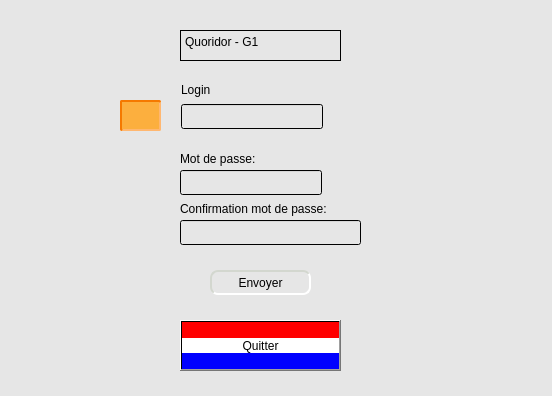
This is mainwindow.ui in wDenGit/Quoridor as Qt 5 draws it before an edit. The edited form follows.
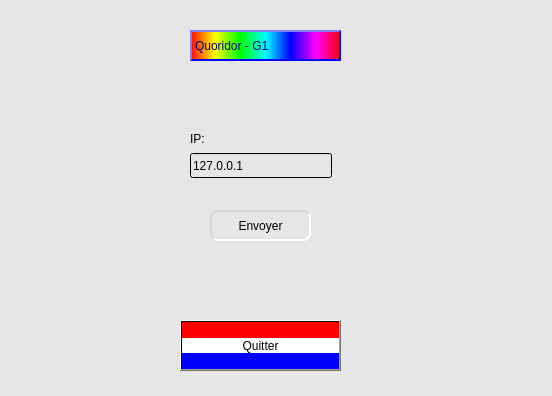
This is the edited form. The open tabs and pages were chosen to show the change. Icons and pictures are not drawn.

Patch:
```diff
--- a/mainwindow.ui
+++ b/mainwindow.ui
@@ -17,23 +17,6 @@
    <string notr="true">background-color: qlineargradient(spread:pad, x1:0, y1:0, x2:0, y2:0, stop:0 rgba(230, 230, 230, 246), stop:1 rgba(255, 255, 255, 255));</string>
   </property>
   <widget class="QWidget" name="centralwidget">
-   <widget class="QPlainTextEdit" name="plainTextEdit_Titre">
-    <property name="geometry">
-     <rect>
-      <x>180</x>
-      <y>30</y>
-      <width>161</width>
-      <height>31</height>
-     </rect>
-    </property>
-    <property name="styleSheet">
-     <string notr="true">font: 500 11pt &quot;FiraCode NF&quot;;
-color: rgb(0, 0, 0);</string>
-    </property>
-    <property name="plainText">
-     <string>Quoridor - G1</string>
-    </property>
-   </widget>
    <widget class="QPushButton" name="pushButton_Quitter">
     <property name="geometry">
      <rect>
@@ -57,7 +40,7 @@
      <rect>
       <x>120</x>
       <y>80</y>
-      <width>291</width>
+      <width>421</width>
       <height>231</height>
      </rect>
     </property>
@@ -263,7 +246,7 @@
        <rect>
         <x>60</x>
         <y>50</y>
-        <width>171</width>
+        <width>371</width>
         <height>20</height>
        </rect>
       </property>
@@ -400,6 +383,91 @@
      <zorder>pushButton_Retour_3</zorder>
      <zorder>pushButton_Envoyer_3</zorder>
     </widget>
+    <widget class="QWidget" name="page_4">
+     <widget class="QLabel" name="label_IP_4">
+      <property name="geometry">
+       <rect>
+        <x>70</x>
+        <y>50</y>
+        <width>38</width>
+        <height>17</height>
+       </rect>
+      </property>
+      <property name="styleSheet">
+       <string notr="true">color: rgb(0, 0, 0);</string>
+      </property>
+      <property name="text">
+       <string>IP:</string>
+      </property>
+     </widget>
+     <widget class="QPushButton" name="pushButton_Envoyer_4">
+      <property name="geometry">
+       <rect>
+        <x>90</x>
+        <y>130</y>
+        <width>101</width>
+        <height>31</height>
+       </rect>
+      </property>
+      <property name="styleSheet">
+       <string notr="true">border: 2px inset rgb(211, 215, 207);
+border-radius: 8px;
+color: black;</string>
+      </property>
+      <property name="text">
+       <string>Envoyer</string>
+      </property>
+     </widget>
+     <widget class="QLineEdit" name="lineEdit_IP_4">
+      <property name="geometry">
+       <rect>
+        <x>70</x>
+        <y>73</y>
+        <width>142</width>
+        <height>25</height>
+       </rect>
+      </property>
+      <property name="text">
+       <string>127.0.0.1</string>
+      </property>
+     </widget>
+     <widget class="QLabel" name="label_ErrorIP_4">
+      <property name="geometry">
+       <rect>
+        <x>69</x>
+        <y>99</y>
+        <width>361</width>
+        <height>20</height>
+       </rect>
+      </property>
+      <property name="styleSheet">
+       <string notr="true">color: rgb(239, 41, 41);
+</string>
+      </property>
+      <property name="text">
+       <string/>
+      </property>
+     </widget>
+    </widget>
+   </widget>
+   <widget class="QLabel" name="label_Titre">
+    <property name="geometry">
+     <rect>
+      <x>190</x>
+      <y>30</y>
+      <width>151</width>
+      <height>31</height>
+     </rect>
+    </property>
+    <property name="styleSheet">
+     <string notr="true">font: 500 11pt &quot;FiraCode NF&quot;;
+color: navy;
+border: 2px outset  blue;
+background-color: qlineargradient(spread:pad, x1:0, y1:0, x2:1, y2:0, stop:0 rgba(255, 0, 0, 255), stop:0.166 rgba(255, 255, 0, 255), stop:0.333 rgba(0, 255, 0, 255), stop:0.5 rgba(0, 255, 255, 255), stop:0.666 rgba(0, 0, 255, 255), stop:0.833 rgba(255, 0, 255, 255), stop:1 rgba(255, 0, 0, 255));</string>
+    </property>
+    <property name="text">
+     <string>Quoridor - G1</string>
+    </property>
    </widget>
   </widget>
  </widget>
```
Left out of the diff: 8 changed lines with no effect on the pictures.
